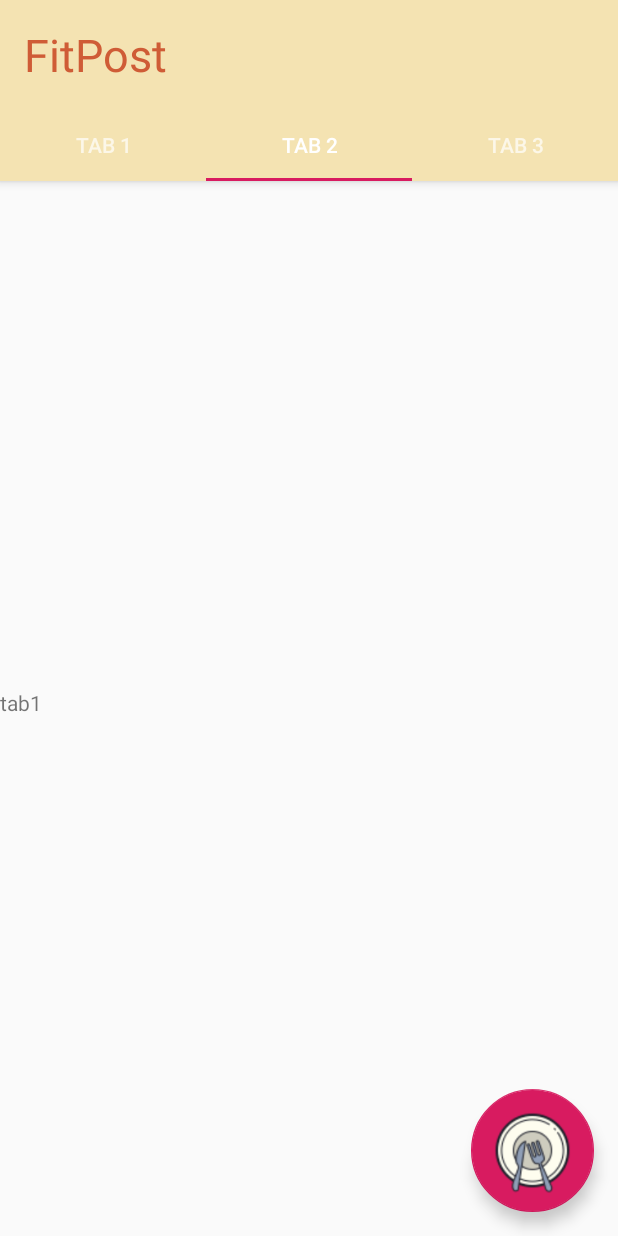
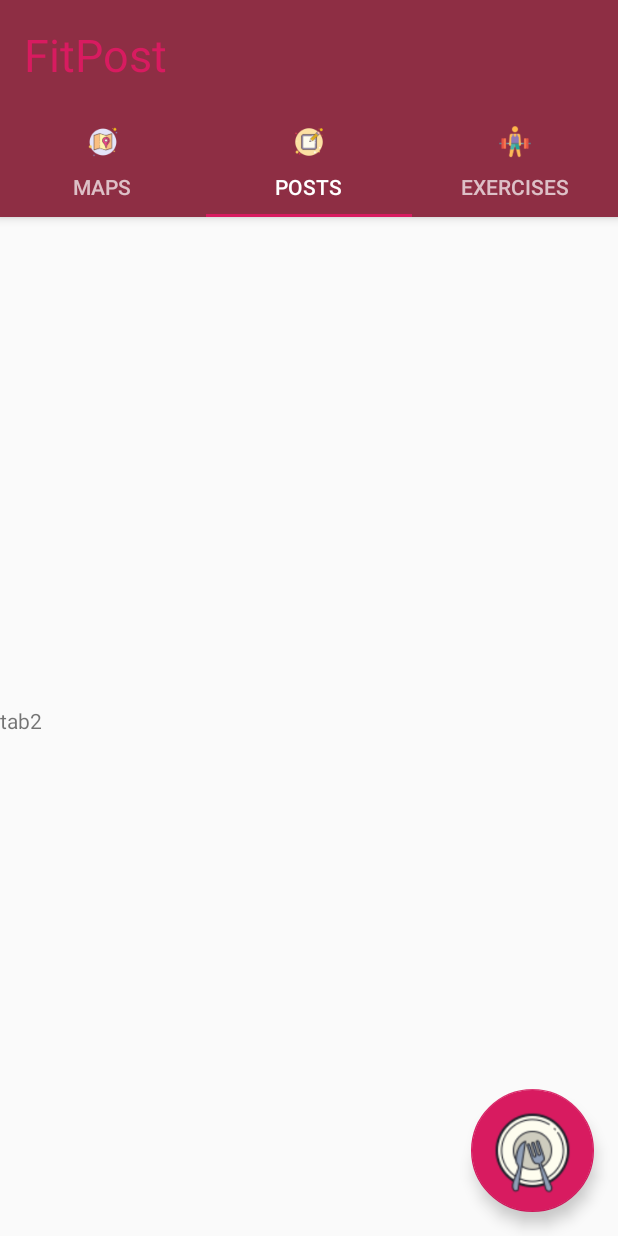
Before and after one commit to Szulce/Android-studio, an Android app: the screen it shows after launch (MainActivity), tab 2 chosen, on a phone screen of 412 x 824 dp. Run offline under Robolectric (Android 15) with nearby library versions, the phone set to English and light mode, and no system bars; Roboto replaces fonts that are not available here.

Commit message:
custom main app part1 - custom tabs

```diff
--- a/app/src/main/AndroidManifest.xml
+++ b/app/src/main/AndroidManifest.xml
@@ -6,7 +6,7 @@
             android:allowBackup="true"
             android:icon="@drawable/add_meal"
             android:label="@string/app_name"
-            android:roundIcon="@mipmap/ic_launcher_round"
+            android:roundIcon="@drawable/add_meal"
             android:supportsRtl="true"
             android:theme="@style/AppTheme">
         <activity
--- a/app/src/main/java/szulc/magdalena/fitpost/MainActivity.kt
+++ b/app/src/main/java/szulc/magdalena/fitpost/MainActivity.kt
@@ -20,6 +20,10 @@ class MainActivity : AppCompatActivity() {
         viewPager.adapter = sectionsPagerAdapter
         val tabs: TabLayout = findViewById(R.id.tabs)
         tabs.setupWithViewPager(viewPager)
+        //set icons for tabs
+        tabs.getTabAt(0)!!.setIcon(R.drawable.map_tab)
+        tabs.getTabAt(1)!!.setIcon(R.drawable.edit)
+        tabs.getTabAt(2)!!.setIcon(R.drawable.workout_play)
         val fab: FloatingActionButton = findViewById(R.id.fab)
 
         fab.setOnClickListener { view ->
--- a/app/src/main/java/szulc/magdalena/fitpost/ui/main/PageViewModel.kt
+++ b/app/src/main/java/szulc/magdalena/fitpost/ui/main/PageViewModel.kt
@@ -1,17 +1,11 @@
 package szulc.magdalena.fitpost.ui.main
 
-import androidx.lifecycle.LiveData
 import androidx.lifecycle.MutableLiveData
-import androidx.lifecycle.Transformations
 import androidx.lifecycle.ViewModel
-import androidx.lifecycle.ViewModelProvider
 
 class PageViewModel : ViewModel() {
 
     private val _index = MutableLiveData<Int>()
-    val text: LiveData<String> = Transformations.map(_index) {
-        "Hello world from section: $it"
-    }
 
     fun setIndex(index: Int) {
         _index.value = index
--- a/app/src/main/java/szulc/magdalena/fitpost/ui/main/PlaceholderFragment.kt
+++ b/app/src/main/java/szulc/magdalena/fitpost/ui/main/PlaceholderFragment.kt
@@ -4,23 +4,20 @@ import android.os.Bundle
 import android.view.LayoutInflater
 import android.view.View
 import android.view.ViewGroup
-import android.widget.TextView
 import androidx.fragment.app.Fragment
-import androidx.lifecycle.Observer
 import androidx.lifecycle.ViewModelProviders
 import szulc.magdalena.fitpost.R
 
-/**
- * A placeholder fragment containing a simple view.
- */
+
 class PlaceholderFragment : Fragment() {
 
     private lateinit var pageViewModel: PageViewModel
+    private val NUMBER_SECTION = "section_number"
 
     override fun onCreate(savedInstanceState: Bundle?) {
         super.onCreate(savedInstanceState)
         pageViewModel = ViewModelProviders.of(this).get(PageViewModel::class.java).apply {
-            setIndex(arguments?.getInt(ARG_SECTION_NUMBER) ?: 1)
+            setIndex(arguments?.getInt(NUMBER_SECTION) ?: 1)
         }
     }
 
@@ -28,30 +25,29 @@ class PlaceholderFragment : Fragment() {
         inflater: LayoutInflater, container: ViewGroup?,
         savedInstanceState: Bundle?
     ): View? {
-        val root = inflater.inflate(R.layout.fragment_tab1, container, false)
-        val textView: TextView = root.findViewById(R.id.section_label)
-        pageViewModel.text.observe(this, Observer<String> {
-            textView.text = it
-        })
+        var root = inflater.inflate(R.layout.fragment_tab1, container, false)
+        when (arguments?.getInt(NUMBER_SECTION)?:1) {
+            1-> {
+                root = inflater.inflate(R.layout.fragment_tab1, container, false)
+            }
+            2->{
+                root = inflater.inflate(R.layout.fragment_tab2, container, false)
+            }
+            3->{
+                root = inflater.inflate(R.layout.fragment_tab3, container, false)
+
+            }
+        }
         return root
     }
 
     companion object {
-        /**
-         * The fragment argument representing the section number for this
-         * fragment.
-         */
-        private const val ARG_SECTION_NUMBER = "section_number"
 
-        /**
-         * Returns a new instance of this fragment for the given section
-         * number.
-         */
         @JvmStatic
         fun newInstance(sectionNumber: Int): PlaceholderFragment {
             return PlaceholderFragment().apply {
                 arguments = Bundle().apply {
-                    putInt(ARG_SECTION_NUMBER, sectionNumber)
+                    putInt(NUMBER_SECTION, sectionNumber)
                 }
             }
         }
--- a/app/src/main/java/szulc/magdalena/fitpost/ui/main/SectionsPagerAdapter.kt
+++ b/app/src/main/java/szulc/magdalena/fitpost/ui/main/SectionsPagerAdapter.kt
@@ -23,7 +23,7 @@ class SectionsPagerAdapter(private val context: Context, fm: FragmentManager) :
     }
 
     override fun getPageTitle(position: Int): CharSequence? {
-        return context.resources.getString(TAB_TITLES[position])
+       return context.resources.getString(TAB_TITLES[position])
     }
 
     override fun getCount(): Int {
--- a/app/src/main/res/layout-v23/activity_main.xml
+++ b/app/src/main/res/layout-v23/activity_main.xml
@@ -10,7 +10,7 @@
     <com.google.android.material.appbar.AppBarLayout
             android:layout_height="wrap_content"
             android:layout_width="match_parent"
-            android:theme="@style/AppTheme.AppBarOverlay" android:background="#F4E3B2">
+            android:theme="@style/AppTheme.AppBarOverlay" android:background="#8E2E44">
 
         <TextView
                 android:id="@+id/title"
@@ -22,13 +22,13 @@
                 android:text="@string/app_name"
                 android:textAppearance="@style/TextAppearance.Widget.AppCompat.Toolbar.Title"
                 app:fontFamily="@font/lobster_two_bold" android:textSize="30sp" android:lineSpacingExtra="10sp"
-                android:textColor="#CF5C36"/>
+                android:textColor="#D81B60"/>
 
         <com.google.android.material.tabs.TabLayout
                 android:id="@+id/tabs"
                 android:layout_width="match_parent"
                 android:layout_height="wrap_content"
-                android:background="#F4E3B2"/>
+                android:background="#8E2E44"/>
     </com.google.android.material.appbar.AppBarLayout>
 
     <androidx.viewpager.widget.ViewPager
--- a/app/src/main/res/layout/activity_main.xml
+++ b/app/src/main/res/layout/activity_main.xml
@@ -5,6 +5,7 @@
         xmlns:tools="http://schemas.android.com/tools"
         android:layout_width="match_parent"
         android:layout_height="match_parent"
+        android:background="#C8A798"
         tools:context=".MainActivity">
 
     <com.google.android.material.appbar.AppBarLayout
@@ -14,7 +15,7 @@
 
         <TextView
                 android:id="@+id/title"
-                android:layout_width="wrap_content"
+                android:layout_width="154dp"
                 android:layout_height="wrap_content"
                 android:gravity="center"
                 android:minHeight="?actionBarSize"
@@ -28,7 +29,8 @@
                 android:id="@+id/tabs"
                 android:layout_width="match_parent"
                 android:layout_height="wrap_content"
-                android:background="#8E2E44"/>
+                android:background="#8E2E44"
+                app:tabGravity="fill"/>
     </com.google.android.material.appbar.AppBarLayout>
 
     <androidx.viewpager.widget.ViewPager
@@ -44,5 +46,5 @@
             android:layout_height="82dp"
             android:layout_gravity="bottom|end"
             android:layout_margin="@dimen/fab_margin"
-            app:maxImageSize="100dp" android:foreground="@drawable/add_meal"/>
+            app:maxImageSize="100dp" android:foreground="@drawable/add_meal" tools:targetApi="m"/>
 </androidx.coordinatorlayout.widget.CoordinatorLayout>
--- a/app/src/main/res/mipmap-anydpi-v26/ic_launcher.xml
+++ /dev/null
@@ -1,5 +0,0 @@
-<?xml version="1.0" encoding="utf-8"?>
-<adaptive-icon xmlns:android="http://schemas.android.com/apk/res/android">
-    <background android:drawable="@drawable/ic_launcher_background"/>
-    <foreground android:drawable="@drawable/ic_launcher_foreground"/>
-</adaptive-icon>
--- a/app/src/main/res/mipmap-anydpi-v26/ic_launcher_round.xml
+++ /dev/null
@@ -1,5 +0,0 @@
-<?xml version="1.0" encoding="utf-8"?>
-<adaptive-icon xmlns:android="http://schemas.android.com/apk/res/android">
-    <background android:drawable="@drawable/ic_launcher_background"/>
-    <foreground android:drawable="@drawable/ic_launcher_foreground"/>
-</adaptive-icon>
--- a/app/src/main/res/values/strings.xml
+++ b/app/src/main/res/values/strings.xml
@@ -1,6 +1,6 @@
 <resources>
-    <string name="app_name">FitPost</string>
-    <string name="tab_text_1">Tab 1</string>
-    <string name="tab_text_2">Tab 2</string>
-    <string name="tab_text_3">Tab 3</string>
+    <string name="app_name" translatable="false">FitPost</string>
+    <string name="tab_text_1">Maps</string>
+    <string name="tab_text_2">Posts</string>
+    <string name="tab_text_3">Exercises</string>
 </resources>
```
Also changed, not shown: app/src/main/res/mipmap-hdpi/ic_launcher.png (deleted), app/src/main/res/mipmap-hdpi/ic_launcher_round.png (deleted), app/src/main/res/mipmap-mdpi/ic_launcher.png (deleted), app/src/main/res/mipmap-mdpi/ic_launcher_round.png (deleted), app/src/main/res/mipmap-xhdpi/ic_launcher.png (deleted), app/src/main/res/mipmap-xhdpi/ic_launcher_round.png (deleted), app/src/main/res/mipmap-xxhdpi/ic_launcher.png (deleted), app/src/main/res/mipmap-xxhdpi/ic_launcher_round.png (deleted), app/src/main/res/mipmap-xxxhdpi/ic_launcher.png (deleted), app/src/main/res/mipmap-xxxhdpi/ic_launcher_round.png (deleted), 1 other file.
